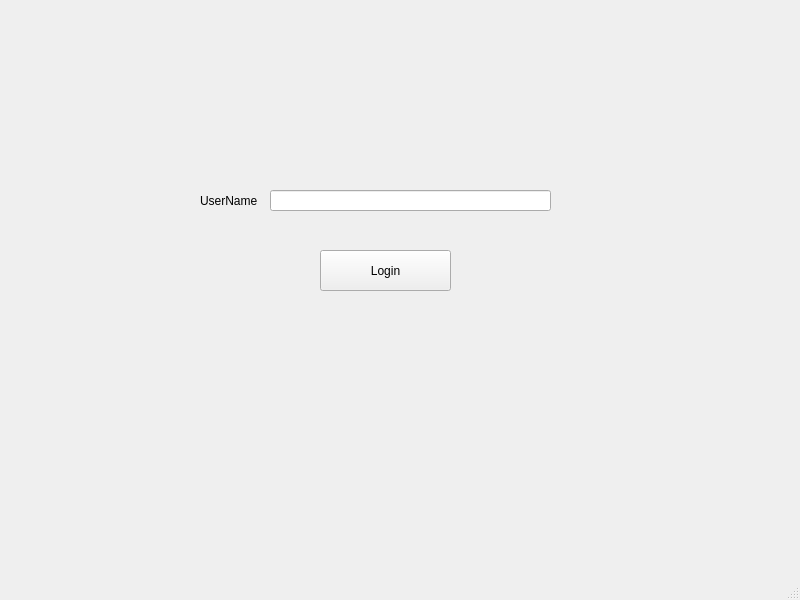
This is Triviador/UI/forms/Login.ui in andonealexandru/Triviador as Qt 5 draws it before an edit. The edited form follows.
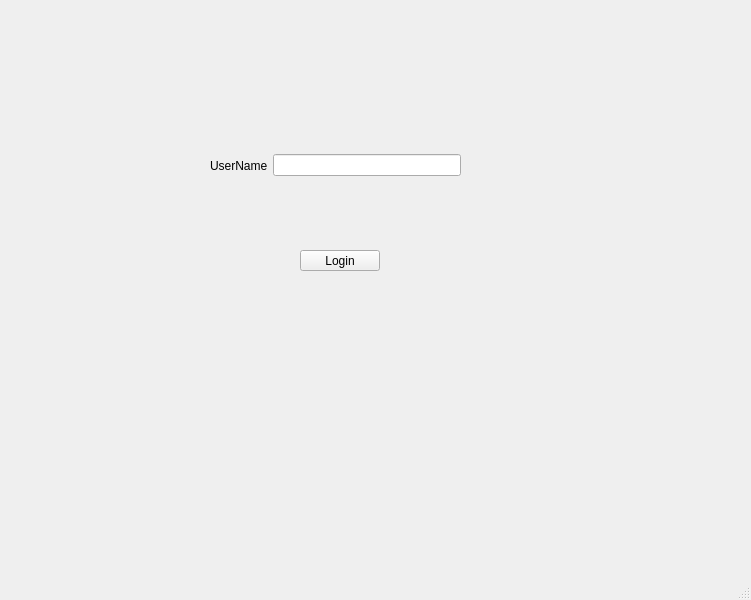
This is the edited form.

```diff
--- a/Triviador/UI/forms/Login.ui
+++ b/Triviador/UI/forms/Login.ui
@@ -6,7 +6,7 @@
    <rect>
     <x>0</x>
     <y>0</y>
-    <width>800</width>
+    <width>751</width>
     <height>600</height>
    </rect>
   </property>
@@ -14,48 +14,50 @@
    <string>MainWindow</string>
   </property>
   <widget class="QWidget" name="centralwidget">
+   <widget class="QWidget" name="widget" native="true">
+    <property name="geometry">
+     <rect>
+      <x>160</x>
+      <y>70</y>
+      <width>421</width>
+      <height>261</height>
+     </rect>
+    </property>
    <widget class="QWidget" name="horizontalLayoutWidget">
     <property name="geometry">
      <rect>
-      <x>200</x>
-      <y>130</y>
-      <width>371</width>
-      <height>201</height>
+       <x>50</x>
+       <y>30</y>
+       <width>251</width>
+       <height>131</height>
      </rect>
     </property>
     <layout class="QHBoxLayout" name="horizontalLayout">
+      <property name="spacing">
+       <number>5</number>
+      </property>
      <item>
-      <widget class="QWidget" name="widget" native="true">
        <widget class="QLabel" name="label">
-        <property name="geometry">
-         <rect>
-          <x>0</x>
-          <y>60</y>
-          <width>71</width>
-          <height>21</height>
-         </rect>
+        <property name="enabled">
+         <bool>true</bool>
         </property>
         <property name="text">
          <string>UserName</string>
         </property>
        </widget>
-       <widget class="QLineEdit" name="lineEdit">
-        <property name="geometry">
-         <rect>
-          <x>70</x>
-          <y>60</y>
-          <width>281</width>
-          <height>21</height>
-         </rect>
-        </property>
+      </item>
+      <item>
+       <widget class="QLineEdit" name="lineEdit_username"/>
+      </item>
+     </layout>
        </widget>
        <widget class="QPushButton" name="pushButton">
         <property name="geometry">
          <rect>
-          <x>120</x>
-          <y>120</y>
-          <width>131</width>
-          <height>41</height>
+       <x>140</x>
+       <y>180</y>
+       <width>80</width>
+       <height>21</height>
          </rect>
         </property>
         <property name="text">
@@ -63,9 +65,6 @@
         </property>
        </widget>
       </widget>
-     </item>
-    </layout>
-   </widget>
   </widget>
   <widget class="QMenuBar" name="menubar">
    <property name="geometry">
```
Left out of the diff: 2 changed lines with no effect on the pictures. Lines whose indentation alone changed are shown as unchanged.
